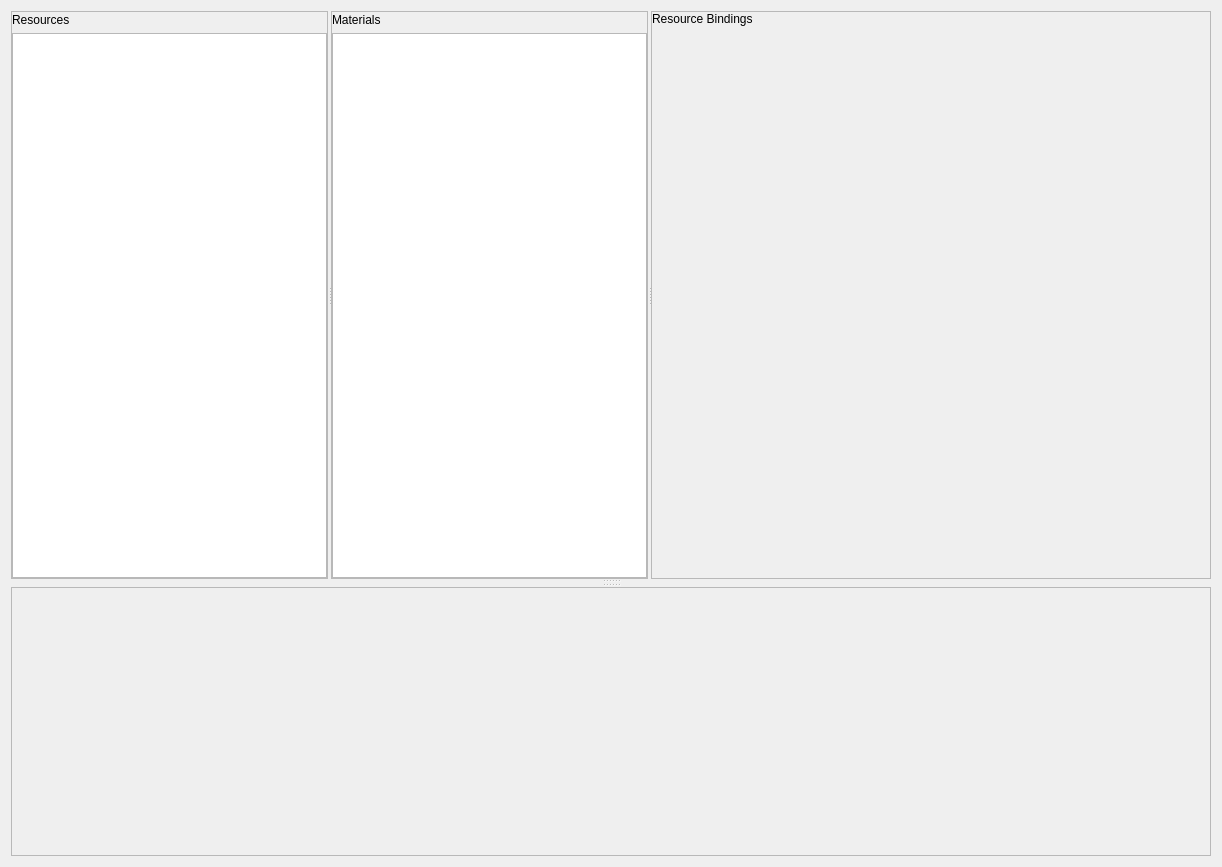
Before: the Qt Designer form gui/ui/FileTab.ui in AsteriskAmpersand/Material-Editing, drawn with Qt 5.
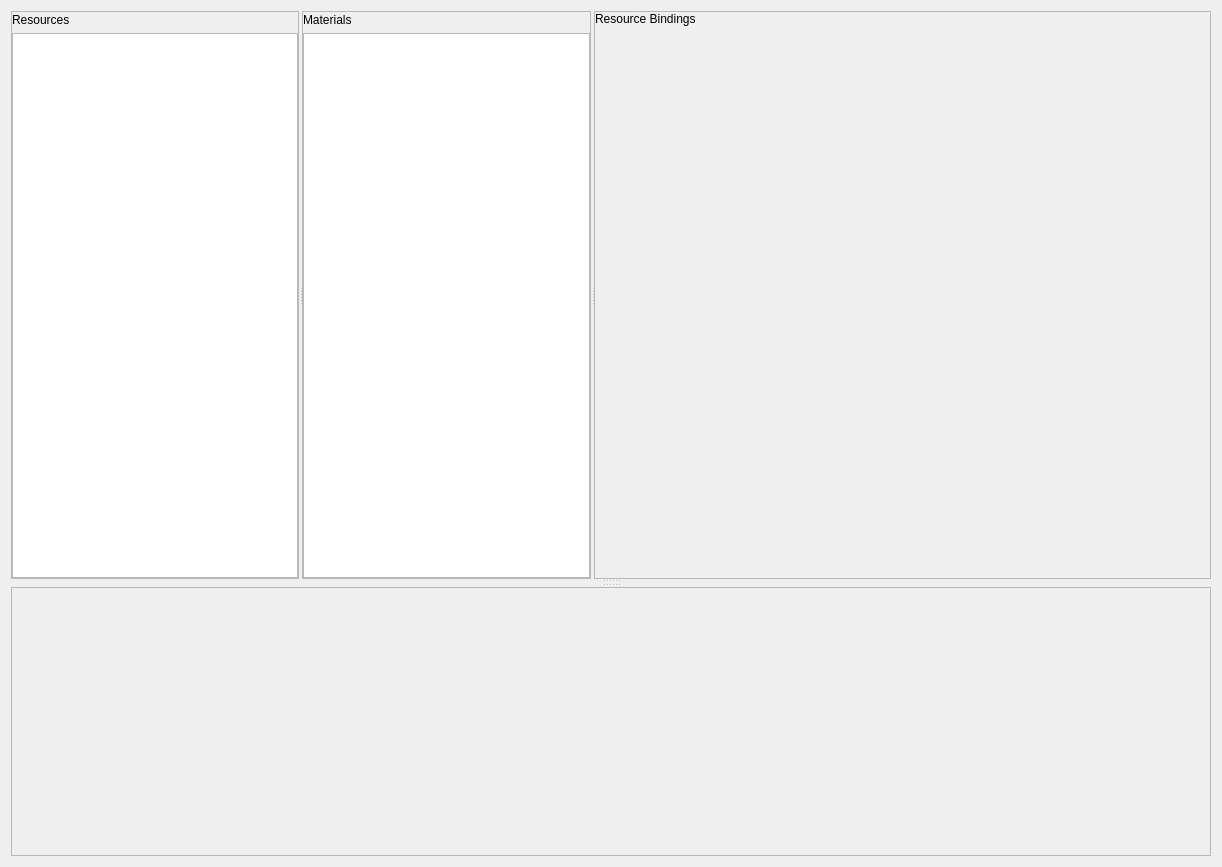
After: the same form once the commit is applied.

Commit message:
Fixed Texture List Bugs and Minor UI Retouching
-Fixed a major bug that prevent saving after manually adding a new
texture to the resource list
-Fixed a minor bug where adding a new material would have the wrong
indexes on its textures
-Reduced Minimum size for two of the columns of the Editor Widget so
that the library and compendium can be expanded on smaller monitors.

Patch:
```diff
--- a/gui/ui/FileTab.ui
+++ b/gui/ui/FileTab.ui
@@ -93,7 +93,7 @@
             <widget class="QListView" name="ResourceList">
              <property name="minimumSize">
               <size>
-               <width>310</width>
+               <width>100</width>
                <height>0</height>
               </size>
              </property>
@@ -147,7 +147,7 @@
             <widget class="QListView" name="MaterialSelectorView">
              <property name="minimumSize">
               <size>
-               <width>310</width>
+               <width>100</width>
                <height>0</height>
               </size>
              </property>
```
The commit also changes 5 other files.
